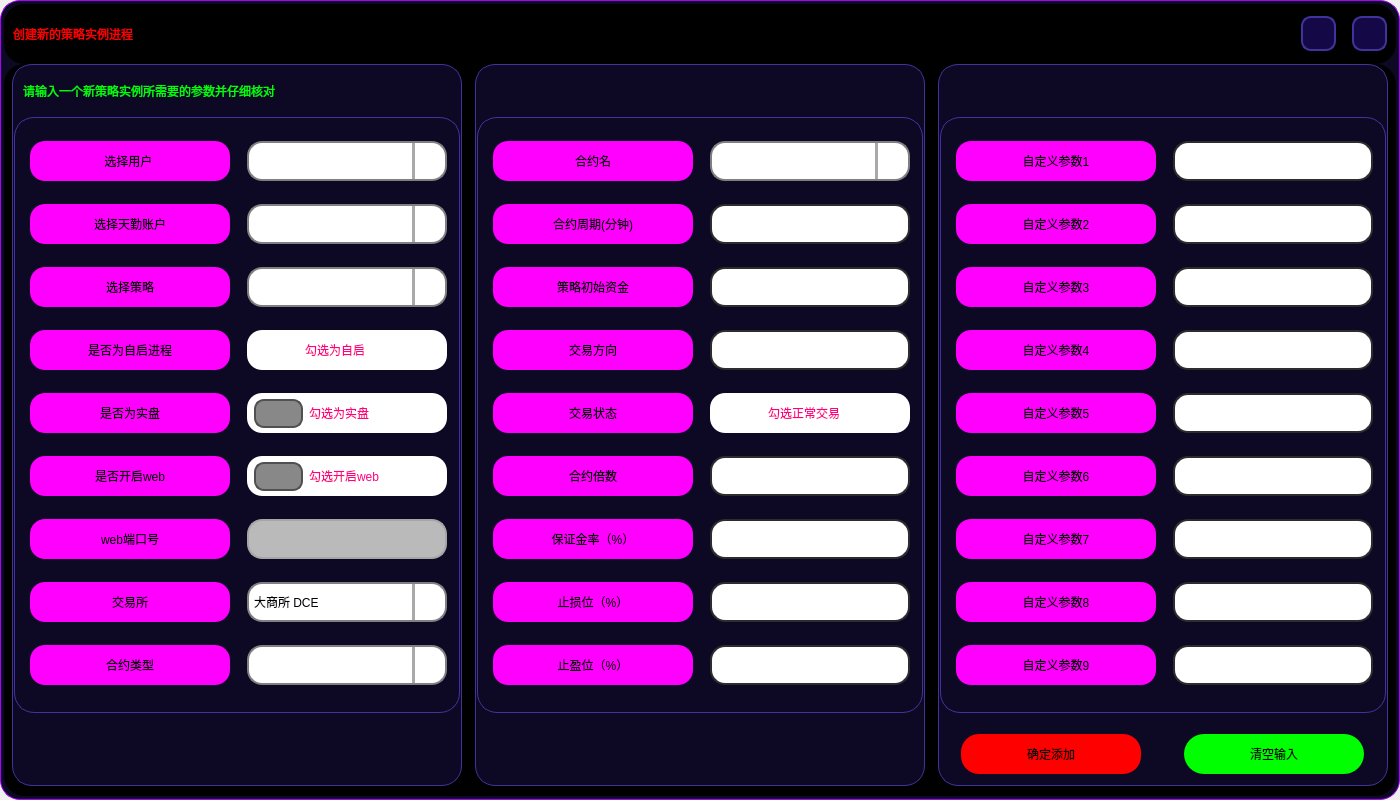
Old version of the form UI/CreateNewProcess_dark.ui in the repository shiyindebcd/ProcessTrader.
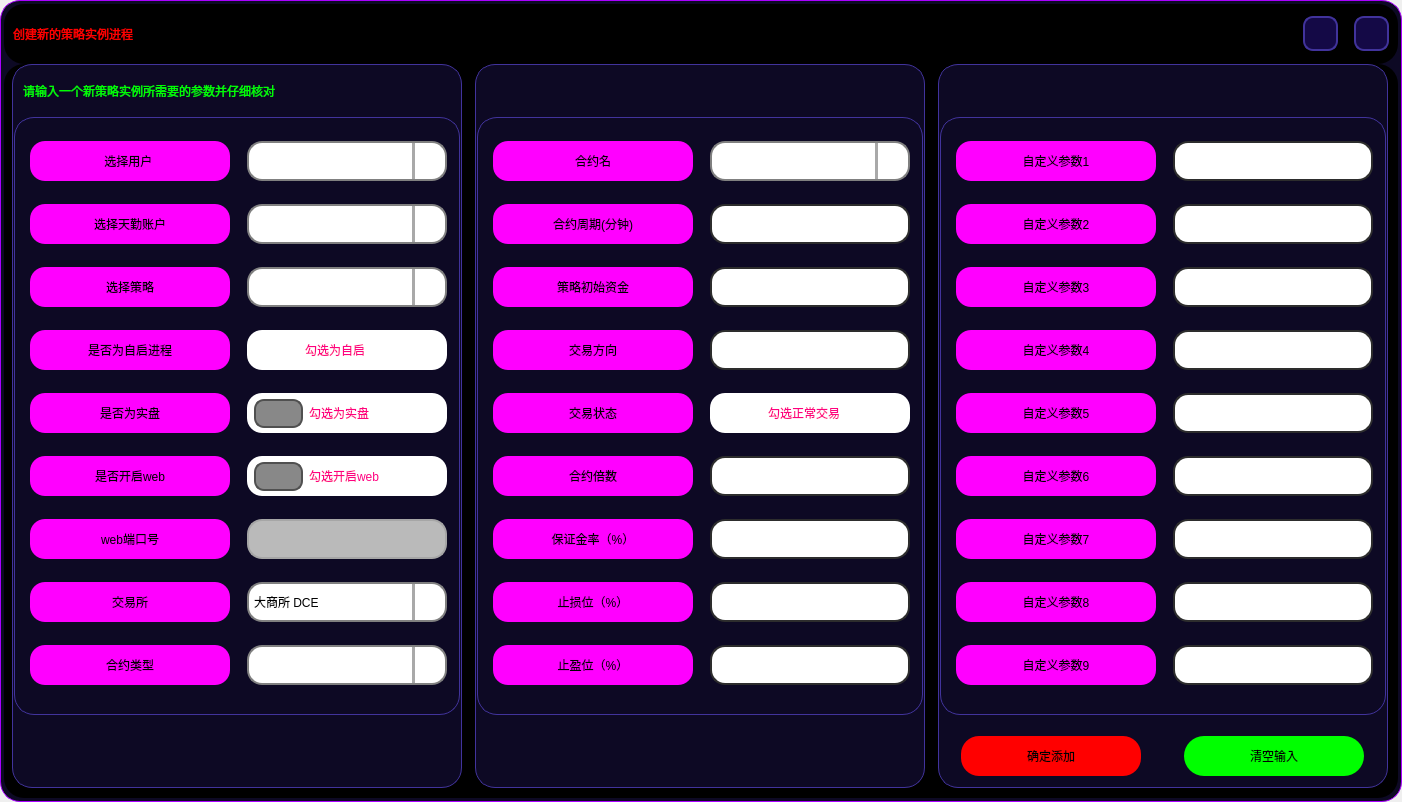
New version of the form. Icons and pictures are not drawn.

```diff
--- a/UI/CreateNewProcess_dark.ui
+++ b/UI/CreateNewProcess_dark.ui
@@ -6,8 +6,8 @@
    <rect>
     <x>0</x>
     <y>0</y>
-    <width>1400</width>
-    <height>800</height>
+    <width>1402</width>
+    <height>802</height>
    </rect>
   </property>
   <property name="windowTitle">
```
Left out of the diff: 6 changed lines with no effect on the pictures.
